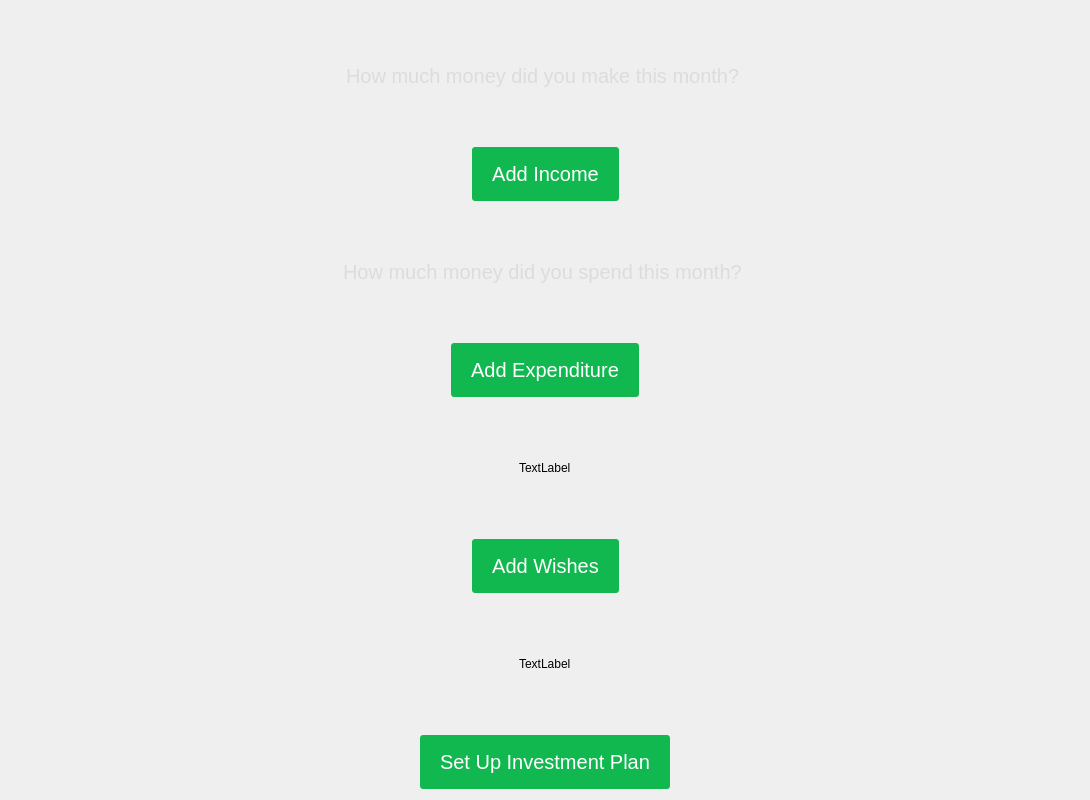
Old version of the form src/maincontent.ui in the repository elvisxiaozhi/True-Wish.
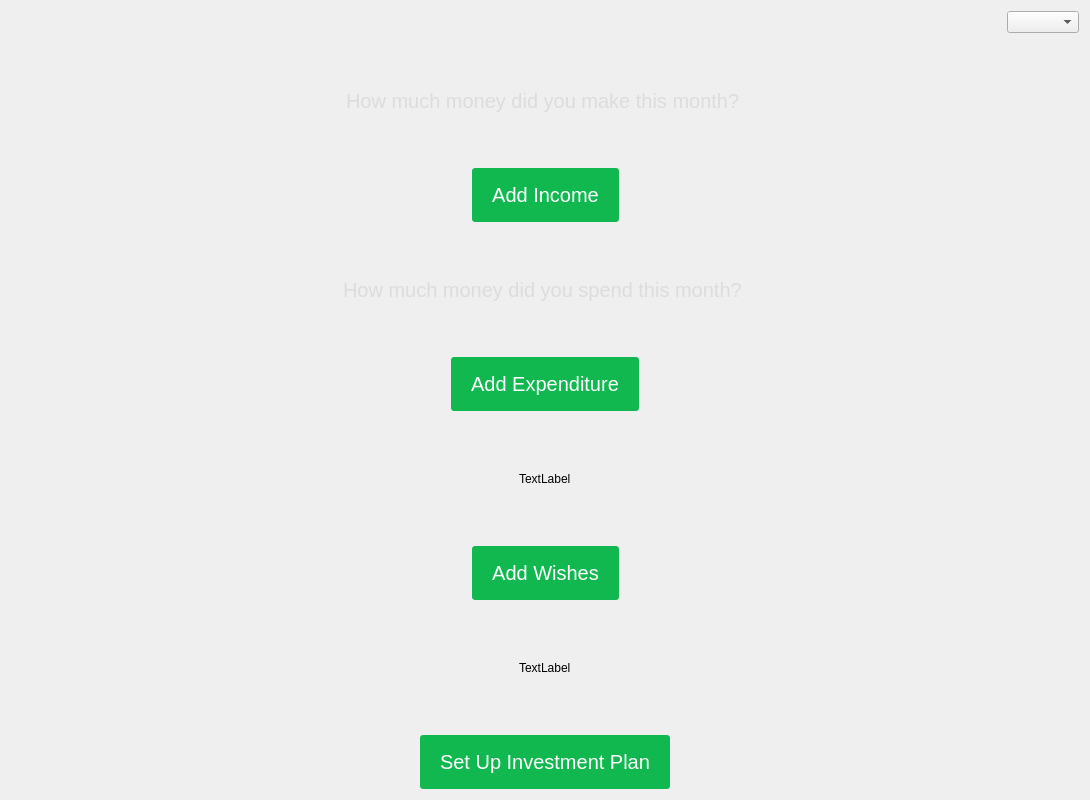
New version of the form.

Diff of the .ui file:
```diff
--- a/src/maincontent.ui
+++ b/src/maincontent.ui
@@ -14,6 +14,26 @@
    <string>Form</string>
   </property>
   <layout class="QVBoxLayout" name="verticalLayout_5">
+   <item>
+    <layout class="QHBoxLayout" name="horizontalLayout_2">
+     <item>
+      <spacer name="horizontalSpacer_17">
+       <property name="orientation">
+        <enum>Qt::Horizontal</enum>
+       </property>
+       <property name="sizeHint" stdset="0">
+        <size>
+         <width>40</width>
+         <height>20</height>
+        </size>
+       </property>
+      </spacer>
+     </item>
+     <item>
+      <widget class="QComboBox" name="comboBox"/>
+     </item>
+    </layout>
+   </item>
    <item>
     <layout class="QVBoxLayout" name="verticalLayout">
      <item>
```
